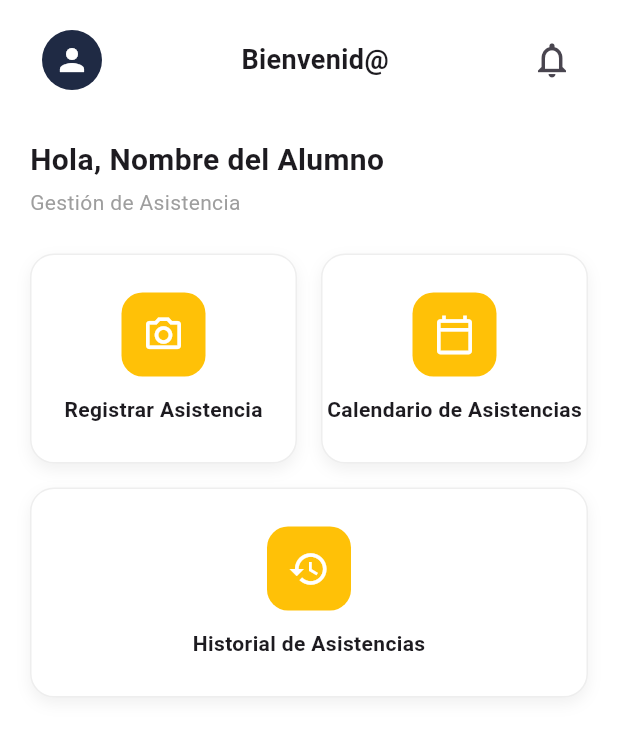
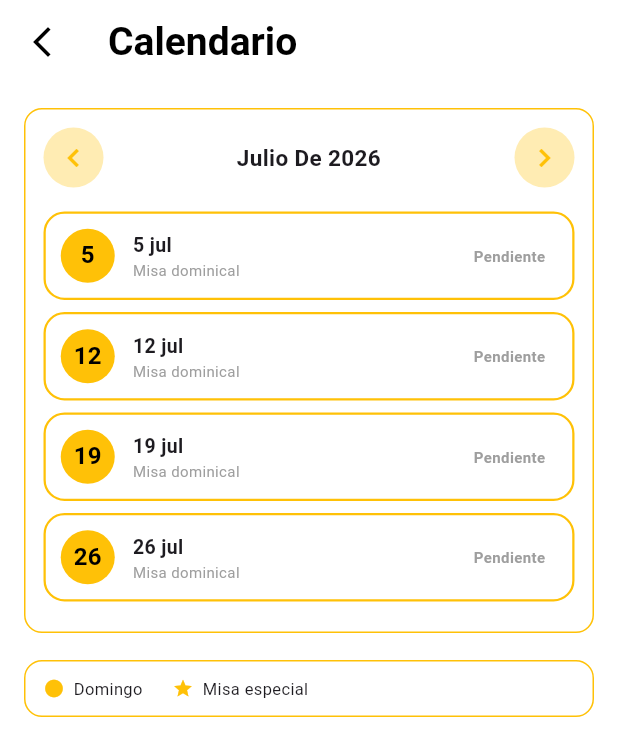
Before and after one commit to Jocwly/Sistema-de-Asistencia-Parroquia-Infantil, a Flutter app: the InicioAlumno screen opened by its route, after a tap on "Calendario de Asistencias", on a phone screen of 412 x 824 dp. Shown: the top 756 px of the screen. Run offline on Flutter 3.47's test engine with Material 3 defaults, Android fonts, the phone set to English and light mode, and no system bars; our stand-ins replace cloud_firestore, firebase_auth, firebase_core, image_picker; accounts and stored records are empty.

Commit message:
feat: se añadieron pantallas de historial y calendario en el perfil del alummno

```diff
--- a/lib/Padre/alumno/InicioAlumno.dart
+++ b/lib/Padre/alumno/InicioAlumno.dart
@@ -90,8 +90,7 @@ class InicioAlumno extends StatelessWidget {
                             icon: Icons.calendar_today_outlined,
                             label: 'Calendario de Asistencias',
                             onTap: () {
-                              // TODO: pon aquí tu ruta a Grupos
-                              // Navigator.pushNamed(context, '/grupos');
+                              Navigator.pushNamed(context, '/calendario');
                             },
                           ),
                         ),
@@ -105,8 +104,7 @@ class InicioAlumno extends StatelessWidget {
                             icon: Icons.history_outlined,
                             label: 'Historial de Asistencias',
                             onTap: () {
-                              // TODO: pon aquí tu ruta a Asistencias
-                              // Navigator.pushNamed(context, '/asistencias');
+                              Navigator.pushNamed(context, '/mi-historial');
                             },
                           ),
                         ),
--- /dev/null
+++ b/lib/Padre/alumno/calendario.dart
@@ -0,0 +1,299 @@
+import 'package:flutter/material.dart';
+import 'package:cloud_firestore/cloud_firestore.dart';
+
+class Calendario extends StatefulWidget {
+  const Calendario({super.key});
+
+  static const routeName = '/calendario';
+
+  @override
+  State<Calendario> createState() => _CalendarioState();
+}
+
+class _CalendarioState extends State<Calendario> {
+  DateTime selectedMonth = DateTime.now();
+
+  List<DateTime> _getDomingosDelMes(DateTime month) {
+    final firstDay = DateTime(month.year, month.month, 1);
+    final lastDay = DateTime(month.year, month.month + 1, 0);
+
+    final domingos = <DateTime>[];
+
+    for (int i = 0; i < lastDay.day; i++) {
+      final date = firstDay.add(Duration(days: i));
+      if (date.weekday == DateTime.sunday) {
+        domingos.add(date);
+      }
+    }
+
+    return domingos;
+  }
+
+  String _fechaId(DateTime date) {
+    return '${date.year}-${date.month.toString().padLeft(2, '0')}-${date.day.toString().padLeft(2, '0')}';
+  }
+
+  Future<String> _obtenerEstadoMisa(DateTime date) async {
+    final doc = await FirebaseFirestore.instance
+        .collection('asistencias')
+        .doc(_fechaId(date))
+        .get();
+
+    if (!doc.exists) return 'Pendiente';
+
+    final data = doc.data()!;
+
+    final fotos = [
+      data['fotoAntesUrl'],
+      data['fotoDuranteUrl'],
+      data['fotoDespuesUrl'],
+    ].where((foto) => foto != null && foto.toString().isNotEmpty).length;
+
+    if (fotos == 3) return 'Completa';
+    if (fotos > 0) return 'Parcial';
+    return 'Pendiente';
+  }
+
+  void _mesAnterior() {
+    setState(() {
+      selectedMonth = DateTime(selectedMonth.year, selectedMonth.month - 1);
+    });
+  }
+
+  void _mesSiguiente() {
+    setState(() {
+      selectedMonth = DateTime(selectedMonth.year, selectedMonth.month + 1);
+    });
+  }
+
+  String _nombreMes(int month) {
+    const meses = [
+      'Enero',
+      'Febrero',
+      'Marzo',
+      'Abril',
+      'Mayo',
+      'Junio',
+      'Julio',
+      'Agosto',
+      'Septiembre',
+      'Octubre',
+      'Noviembre',
+      'Diciembre',
+    ];
+
+    return meses[month - 1];
+  }
+
+  @override
+  Widget build(BuildContext context) {
+    final domingos = _getDomingosDelMes(selectedMonth);
+
+    return Scaffold(
+      backgroundColor: Colors.white,
+      appBar: AppBar(
+        title: const Text(
+          'Calendario',
+          style: TextStyle(
+            color: Colors.black,
+            fontWeight: FontWeight.bold,
+            fontSize: 26,
+          ),
+        ),
+        centerTitle: false,
+        backgroundColor: Colors.white,
+        elevation: 0,
+        leading: IconButton(
+          icon: const Icon(Icons.arrow_back_ios_new, color: Colors.black),
+          onPressed: () => Navigator.pop(context),
+        ),
+      ),
+      body: Padding(
+        padding: const EdgeInsets.all(16),
+        child: Column(
+          children: [
+            Container(
+              padding: const EdgeInsets.all(12),
+              decoration: BoxDecoration(
+                border: Border.all(color: Colors.amber),
+                borderRadius: BorderRadius.circular(12),
+              ),
+              child: Column(
+                children: [
+                  Row(
+                    children: [
+                      _botonMes(Icons.chevron_left, _mesAnterior),
+                      Expanded(
+                        child: Text(
+                          '${_nombreMes(selectedMonth.month)} De ${selectedMonth.year}',
+                          textAlign: TextAlign.center,
+                          style: const TextStyle(
+                            fontWeight: FontWeight.bold,
+                            fontSize: 15,
+                          ),
+                        ),
+                      ),
+                      _botonMes(Icons.chevron_right, _mesSiguiente),
+                    ],
+                  ),
+
+                  const SizedBox(height: 16),
+
+                  ...domingos.map((domingo) {
+                    return FutureBuilder<String>(
+                      future: _obtenerEstadoMisa(domingo),
+                      builder: (context, snapshot) {
+                        final estado = snapshot.data ?? 'Pendiente';
+
+                        return _MisaCard(
+                          dia: domingo.day,
+                          fecha: '${domingo.day} jul',
+                          titulo: '${domingo.day} jul',
+                          estado: estado,
+                        );
+                      },
+                    );
+                  }),
+                ],
+              ),
+            ),
+
+            const SizedBox(height: 18),
+
+            Container(
+              padding: const EdgeInsets.symmetric(horizontal: 12, vertical: 10),
+              decoration: BoxDecoration(
+                border: Border.all(color: Colors.amber),
+                borderRadius: BorderRadius.circular(12),
+              ),
+              child: const Row(
+                children: [
+                  Icon(Icons.circle, color: Colors.amber, size: 14),
+                  SizedBox(width: 6),
+                  Text('Domingo', style: TextStyle(fontSize: 11)),
+                  SizedBox(width: 20),
+                  Icon(Icons.star, color: Colors.amber, size: 14),
+                  SizedBox(width: 6),
+                  Text('Misa especial', style: TextStyle(fontSize: 11)),
+                ],
+              ),
+            ),
+          ],
+        ),
+      ),
+    );
+  }
+
+  Widget _botonMes(IconData icon, VoidCallback onTap) {
+    return CircleAvatar(
+      backgroundColor: Colors.amber.shade100,
+      child: IconButton(
+        icon: Icon(icon, color: Colors.amber),
+        onPressed: onTap,
+      ),
+    );
+  }
+}
+
+class _MisaCard extends StatelessWidget {
+  final int dia;
+  final String fecha;
+  final String titulo;
+  final String estado;
+
+  const _MisaCard({
+    required this.dia,
+    required this.fecha,
+    required this.titulo,
+    required this.estado,
+  });
+
+  @override
+  Widget build(BuildContext context) {
+    final bool completa = estado == 'Completa';
+    final bool parcial = estado == 'Parcial';
+
+    Color estadoColor = Colors.grey;
+    Color estadoBg = Colors.transparent;
+    IconData? estadoIcon;
+
+    if (completa) {
+      estadoColor = Colors.teal;
+      estadoBg = Colors.teal.shade50;
+      estadoIcon = Icons.check_circle_outline;
+    } else if (parcial) {
+      estadoColor = Colors.orange;
+      estadoBg = Colors.orange.shade50;
+      estadoIcon = Icons.access_time;
+    }
+
+    return Container(
+      margin: const EdgeInsets.only(bottom: 8),
+      padding: const EdgeInsets.all(10),
+      decoration: BoxDecoration(
+        border: Border.all(color: Colors.amber, width: 1.5),
+        borderRadius: BorderRadius.circular(14),
+      ),
+      child: Row(
+        children: [
+          CircleAvatar(
+            radius: 18,
+            backgroundColor: Colors.amber,
+            child: Text(
+              '$dia',
+              style: const TextStyle(
+                fontWeight: FontWeight.bold,
+                color: Colors.black,
+              ),
+            ),
+          ),
+
+          const SizedBox(width: 12),
+
+          Expanded(
+            child: Column(
+              crossAxisAlignment: CrossAxisAlignment.start,
+              children: [
+                Text(
+                  titulo,
+                  style: const TextStyle(
+                    fontWeight: FontWeight.bold,
+                    fontSize: 13,
+                  ),
+                ),
+                const Text(
+                  'Misa dominical',
+                  style: TextStyle(fontSize: 10, color: Colors.grey),
+                ),
+              ],
+            ),
+          ),
+
+          Container(
+            padding: const EdgeInsets.symmetric(horizontal: 8, vertical: 4),
+            decoration: BoxDecoration(
+              color: estadoBg,
+              borderRadius: BorderRadius.circular(20),
+            ),
+            child: Row(
+              children: [
+                if (estadoIcon != null) ...[
+                  Icon(estadoIcon, size: 12, color: estadoColor),
+                  const SizedBox(width: 3),
+                ],
+                Text(
+                  estado,
+                  style: TextStyle(
+                    color: estadoColor,
+                    fontSize: 10,
+                    fontWeight: FontWeight.bold,
+                  ),
+                ),
+              ],
+            ),
+          ),
+        ],
+      ),
+    );
+  }
+}
--- a/lib/main.dart
+++ b/lib/main.dart
@@ -1,6 +1,8 @@
 import 'package:flutter/material.dart';
 import 'package:firebase_core/firebase_core.dart';
 import 'package:sapi/Administrador/GestionGrupos.dart';
+import 'package:sapi/Padre/alumno/calendario.dart';
+import 'package:sapi/Padre/alumno/historial.dart';
 import 'package:sapi/Padre/alumno/registro.dart';
 import 'firebase_options.dart';
 import 'package:sapi/Login.dart';
@@ -31,6 +33,8 @@ class MyApp extends StatelessWidget {
         Registro.routeName: (_) => const Registro(),
         RegistrarAsistencia.routeName: (_) => const RegistrarAsistencia(),
         GestionGrupos.routeName: (_) => const GestionGrupos(),
+        Calendario.routeName: (_) => const Calendario(),
+        MiHistorial.routeName: (_) => const MiHistorial(),
       },
     );
   }
```
Also changed, not shown: lib/Padre/alumno/historial.dart (added, +280 -0 lines), lib/Padre/alumno/registrar_asistencia.dart (+19 -7 lines).
